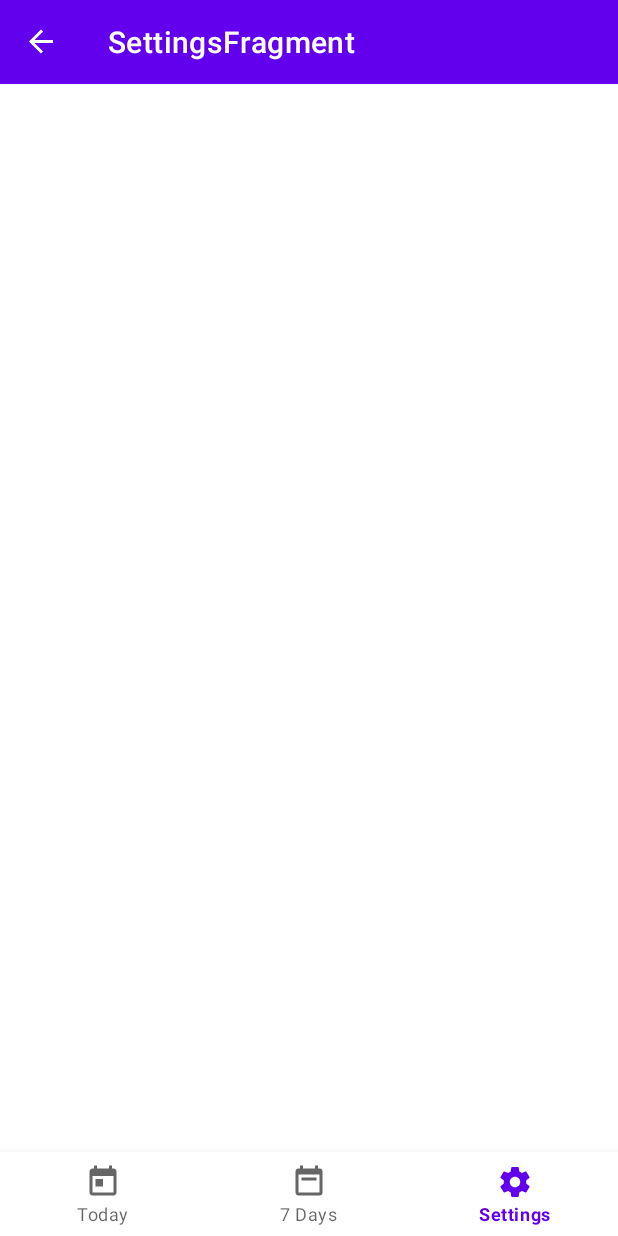
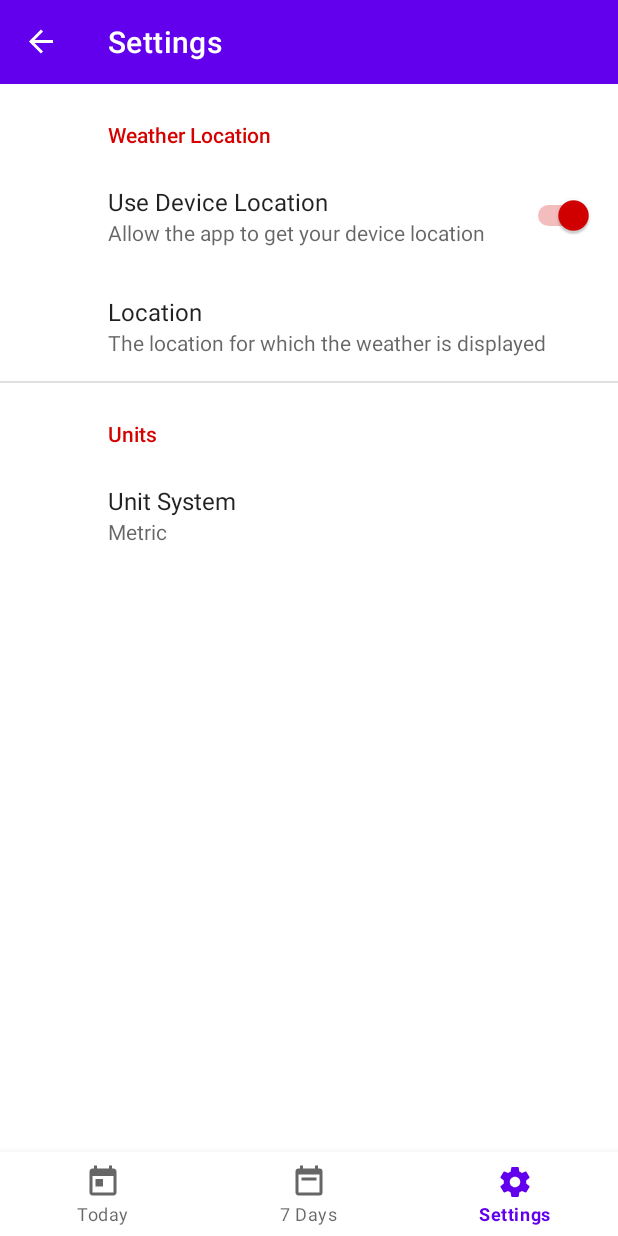
Before and after one commit to gajendrapandeya/ForecastApp, an Android app: the screen it shows after launch (MainActivity), item 3 of the bottom bar chosen, on a phone screen of 412 x 824 dp. Run offline under Robolectric (Android 15) with nearby library versions, the phone set to English and light mode, and no system bars; our stand-ins replace androidx.preference, navigation-ui; libraries missing offline, so code that uses them is left out: com.jakewharton.threetenabp, org.kodein.di; pictures from the network do not load; 4 statements that could not run were skipped.

Commit message:
Implemented Preferences Screen

```diff
--- a/app/src/main/java/com/codermonkeys/forecastapp/ForecastApplication.kt
+++ b/app/src/main/java/com/codermonkeys/forecastapp/ForecastApplication.kt
@@ -3,6 +3,8 @@ package com.codermonkeys.forecastapp
 import android.app.Application
 import com.codermonkeys.forecastapp.data.db.ForecastDatabase
 import com.codermonkeys.forecastapp.data.network.*
+import com.codermonkeys.forecastapp.data.providers.UnitProvider
+import com.codermonkeys.forecastapp.data.providers.UnitProviderImpl
 import com.codermonkeys.forecastapp.data.repository.ForecastRepository
 import com.codermonkeys.forecastapp.data.repository.ForecastRepositoryImpl
 import com.codermonkeys.forecastapp.ui.weather.current.CurrentWeatherViewModelFactory
@@ -25,7 +27,8 @@ class ForecastApplication : Application(), KodeinAware {
         bind() from singleton { ApixuWeatherApiService(instance()) }
         bind<WeatherNetworkDataSource>() with singleton { WeatherNetworkDataSourceImpl(instance()) }
         bind<ForecastRepository>() with singleton { ForecastRepositoryImpl(instance(), instance()) }
-        bind() from provider { CurrentWeatherViewModelFactory(instance()) }
+        bind<UnitProvider>() with singleton { UnitProviderImpl(instance()) }
+        bind() from provider { CurrentWeatherViewModelFactory(instance(), instance()) }
     }
 
     override fun onCreate() {
--- /dev/null
+++ b/app/src/main/java/com/codermonkeys/forecastapp/data/providers/UnitProvider.kt
@@ -0,0 +1,7 @@
+package com.codermonkeys.forecastapp.data.providers
+
+import com.codermonkeys.forecastapp.internal.UnitSystem
+
+interface UnitProvider {
+    fun getUnitSystem(): UnitSystem
+}
--- /dev/null
+++ b/app/src/main/java/com/codermonkeys/forecastapp/data/providers/UnitProviderImpl.kt
@@ -0,0 +1,22 @@
+package com.codermonkeys.forecastapp.data.providers
+
+import android.content.Context
+import android.content.SharedPreferences
+import androidx.preference.PreferenceManager
+import com.codermonkeys.forecastapp.internal.UnitSystem
+
+const val UNIT_SYSTEM = "UNIT_SYSTEM"
+
+class UnitProviderImpl(
+    context: Context
+) : UnitProvider {
+
+    private val appContext = context.applicationContext
+    private val preferences: SharedPreferences
+    get() = PreferenceManager.getDefaultSharedPreferences(appContext)
+
+    override fun getUnitSystem(): UnitSystem {
+        val selectedName = preferences.getString(UNIT_SYSTEM, UnitSystem.METRIC.name)
+        return UnitSystem.valueOf(selectedName!!)
+    }
+}
--- a/app/src/main/java/com/codermonkeys/forecastapp/ui/settings/SettingsFragment.kt
+++ b/app/src/main/java/com/codermonkeys/forecastapp/ui/settings/SettingsFragment.kt
@@ -1,6 +1,19 @@
 package com.codermonkeys.forecastapp.ui.settings
 
-import androidx.fragment.app.Fragment
+import android.os.Bundle
+import androidx.appcompat.app.AppCompatActivity
+import androidx.preference.PreferenceFragmentCompat
+import com.codermonkeys.forecastapp.R
 
-class SettingsFragment: Fragment() {
+class SettingsFragment: PreferenceFragmentCompat() {
+
+    override fun onCreatePreferences(savedInstanceState: Bundle?, rootKey: String?) {
+        addPreferencesFromResource(R.xml.preferences)
+    }
+
+    override fun onActivityCreated(savedInstanceState: Bundle?) {
+        super.onActivityCreated(savedInstanceState)
+        (activity as? AppCompatActivity)?.supportActionBar?.title = "Settings"
+        (activity as? AppCompatActivity)?.supportActionBar?.subtitle = null
+    }
 }
--- a/app/src/main/java/com/codermonkeys/forecastapp/ui/weather/current/CurrentWeatherViewModel.kt
+++ b/app/src/main/java/com/codermonkeys/forecastapp/ui/weather/current/CurrentWeatherViewModel.kt
@@ -1,15 +1,17 @@
 package com.codermonkeys.forecastapp.ui.weather.current
 
 import androidx.lifecycle.ViewModel
+import com.codermonkeys.forecastapp.data.providers.UnitProvider
 import com.codermonkeys.forecastapp.data.repository.ForecastRepository
 import com.codermonkeys.forecastapp.internal.UnitSystem
 import com.codermonkeys.forecastapp.internal.lazyDeferred
 
 class CurrentWeatherViewModel(
-    private val forecastRepository: ForecastRepository
+    private val forecastRepository: ForecastRepository,
+    val unitProvider: UnitProvider
 ) : ViewModel() {
 
-    private val unitSystem = UnitSystem.METRIC//get from Settings later
+    private val unitSystem = unitProvider.getUnitSystem()
 
     val isMetric: Boolean
     get() = unitSystem == UnitSystem.METRIC
--- a/app/src/main/java/com/codermonkeys/forecastapp/ui/weather/current/CurrentWeatherViewModelFactory.kt
+++ b/app/src/main/java/com/codermonkeys/forecastapp/ui/weather/current/CurrentWeatherViewModelFactory.kt
@@ -2,15 +2,17 @@ package com.codermonkeys.forecastapp.ui.weather.current
 
 import androidx.lifecycle.ViewModel
 import androidx.lifecycle.ViewModelProvider
+import com.codermonkeys.forecastapp.data.providers.UnitProvider
 import com.codermonkeys.forecastapp.data.repository.ForecastRepository
 
 
 class CurrentWeatherViewModelFactory(
-    private val forecastRepository: ForecastRepository
+    private val forecastRepository: ForecastRepository,
+    private val unitProvider: UnitProvider
 ) : ViewModelProvider.NewInstanceFactory(){
 
     @Suppress("UNCHECKED_CAST")
     override fun <T : ViewModel?> create(modelClass: Class<T>): T {
-        return CurrentWeatherViewModel(forecastRepository) as T
+        return CurrentWeatherViewModel(forecastRepository, unitProvider) as T
     }
 }
--- /dev/null
+++ b/app/src/main/res/values/arrays.xml
@@ -0,0 +1,12 @@
+<?xml version="1.0" encoding="utf-8"?>
+<resources>
+    <string-array name="unitSystemValues">
+        <item>METRIC</item>
+        <item>IMPERIAL</item>
+    </string-array>
+
+    <string-array name="unitSystemEntry">
+        <item>Metric</item>
+        <item>Imperial</item>
+    </string-array>
+</resources>
--- a/app/src/main/res/values/colors.xml
+++ b/app/src/main/res/values/colors.xml
@@ -1,9 +1,9 @@
 <?xml version="1.0" encoding="utf-8"?>
 <resources>
-    <color name="purple_200">#FFBB86FC</color>
+    <color name="purple_200">#FF5131</color>
     <color name="purple_500">#FF6200EE</color>
-    <color name="purple_700">#FF3700B3</color>
-    <color name="teal_200">#FF03DAC5</color>
+    <color name="purple_700">#9c0000</color>
+    <color name="teal_200">#d50000</color>
     <color name="teal_700">#FF018786</color>
     <color name="black">#FF000000</color>
     <color name="white">#FFFFFFFF</color>
--- /dev/null
+++ b/app/src/main/res/xml/preferences.xml
@@ -0,0 +1,32 @@
+<?xml version="1.0" encoding="utf-8"?>
+<PreferenceScreen xmlns:android="http://schemas.android.com/apk/res/android">
+
+    <PreferenceCategory android:title="Weather Location">
+
+        <SwitchPreference
+            android:defaultValue="true"
+            android:disableDependentsState="true"
+            android:key="USE_DEVICE_LOCATION"
+            android:summary="Allow the app to get your device location"
+            android:title="Use Device Location" />
+
+        <EditTextPreference
+            android:defaultValue="Dhangadhi"
+            android:dependency="USE_DEVICE_LOCATION"
+            android:key="CUSTOM_LOCATION"
+            android:summary="The location for which the weather is displayed"
+            android:title="Location" />
+    </PreferenceCategory>
+
+    <PreferenceCategory android:title="Units">
+        <ListPreference
+            android:key="UNIT_SYSTEM"
+            android:title="Unit System"
+            android:summary="%s"
+            android:defaultValue="METRIC"
+            android:entries="@array/unitSystemEntry"
+            android:entryValues="@array/unitSystemValues"/>
+    </PreferenceCategory>
+
+
+</PreferenceScreen>
```
